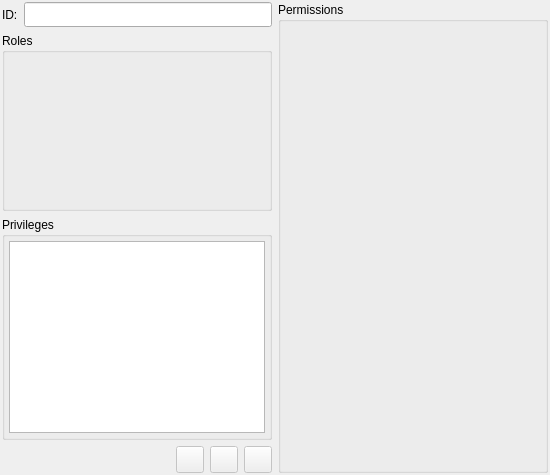
Above: libpgmodeler_ui/ui/permissaowidget.ui from pgmodeler/pgmodeler before the change. Below: the same form after it.
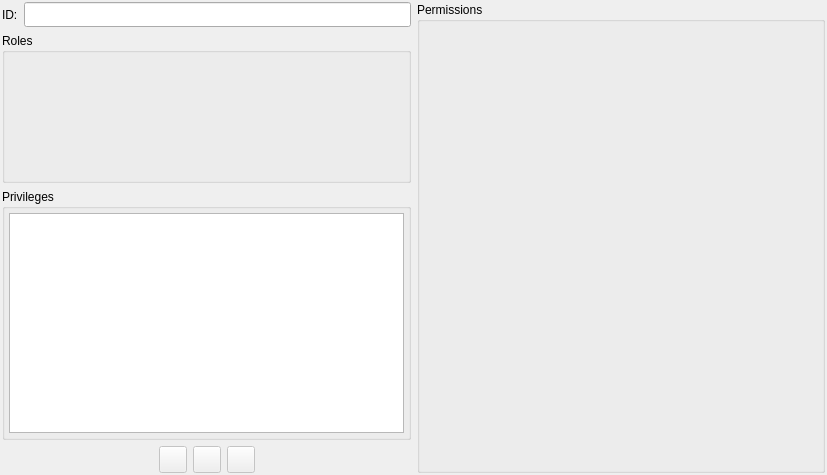
That is the form after the change. Icons and pictures are not drawn.

```diff
--- a/libpgmodeler_ui/ui/permissaowidget.ui
+++ b/libpgmodeler_ui/ui/permissaowidget.ui
@@ -6,7 +6,7 @@
    <rect>
     <x>0</x>
     <y>0</y>
-    <width>550</width>
+    <width>827</width>
     <height>475</height>
    </rect>
   </property>
@@ -32,10 +32,41 @@
    <property name="spacing">
     <number>6</number>
    </property>
-   <item row="0" column="0" colspan="4">
+   <item row="1" column="0">
+    <widget class="QGroupBox" name="papeis_gb">
+     <property name="sizePolicy">
+      <sizepolicy hsizetype="Expanding" vsizetype="Preferred">
+       <horstretch>0</horstretch>
+       <verstretch>0</verstretch>
+      </sizepolicy>
+     </property>
+     <property name="minimumSize">
+      <size>
+       <width>0</width>
+       <height>150</height>
+      </size>
+     </property>
+     <property name="maximumSize">
+      <size>
+       <width>16777215</width>
+       <height>16777215</height>
+      </size>
+     </property>
+     <property name="title">
+      <string>Roles</string>
+     </property>
+    </widget>
+   </item>
+   <item row="0" column="0">
     <layout class="QHBoxLayout" name="horizontalLayout">
      <item>
       <widget class="QLabel" name="nome_lbl">
+       <property name="sizePolicy">
+        <sizepolicy hsizetype="Fixed" vsizetype="Preferred">
+         <horstretch>0</horstretch>
+         <verstretch>0</verstretch>
+        </sizepolicy>
+       </property>
        <property name="maximumSize">
         <size>
          <width>16777215</width>
@@ -49,6 +80,12 @@
      </item>
      <item>
       <widget class="QLineEdit" name="id_perm_edt">
+       <property name="sizePolicy">
+        <sizepolicy hsizetype="Preferred" vsizetype="Fixed">
+         <horstretch>0</horstretch>
+         <verstretch>0</verstretch>
+        </sizepolicy>
+       </property>
        <property name="minimumSize">
         <size>
          <width>0</width>
@@ -67,7 +104,7 @@
      </item>
     </layout>
    </item>
-   <item row="0" column="4" rowspan="4">
+   <item row="0" column="1" rowspan="4">
     <widget class="QGroupBox" name="permissoes_gb">
      <property name="sizePolicy">
       <sizepolicy hsizetype="Expanding" vsizetype="Expanding">
@@ -92,35 +129,127 @@
      </property>
     </widget>
    </item>
-   <item row="1" column="0" colspan="4">
-    <widget class="QGroupBox" name="papeis_gb">
-     <property name="sizePolicy">
-      <sizepolicy hsizetype="Fixed" vsizetype="Preferred">
-       <horstretch>0</horstretch>
-       <verstretch>0</verstretch>
-      </sizepolicy>
-     </property>
-     <property name="minimumSize">
-      <size>
-       <width>220</width>
-       <height>150</height>
-      </size>
-     </property>
-     <property name="maximumSize">
-      <size>
-       <width>270</width>
-       <height>16777215</height>
-      </size>
-     </property>
-     <property name="title">
-      <string>Roles</string>
-     </property>
-    </widget>
+   <item row="3" column="0">
+    <layout class="QHBoxLayout" name="horizontalLayout_2">
+     <item>
+      <spacer name="horizontalSpacer_2">
+       <property name="orientation">
+        <enum>Qt::Horizontal</enum>
+       </property>
+       <property name="sizeHint" stdset="0">
+        <size>
+         <width>35</width>
+         <height>20</height>
+        </size>
+       </property>
+      </spacer>
+     </item>
+     <item>
+      <widget class="QToolButton" name="inserir_perm_tb">
+       <property name="enabled">
+        <bool>false</bool>
+       </property>
+       <property name="sizePolicy">
+        <sizepolicy hsizetype="Preferred" vsizetype="Preferred">
+         <horstretch>0</horstretch>
+         <verstretch>0</verstretch>
+        </sizepolicy>
+       </property>
+       <property name="toolTip">
+        <string>Add Permission</string>
+       </property>
+       <property name="text">
+        <string/>
+       </property>
+       <property name="icon">
+        <iconset resource="../res/resources.qrc">
+         <normaloff>:/icones/icones/adicionar.png</normaloff>:/icones/icones/adicionar.png</iconset>
+       </property>
+       <property name="iconSize">
+        <size>
+         <width>20</width>
+         <height>20</height>
+        </size>
+       </property>
+      </widget>
+     </item>
+     <item>
+      <widget class="QToolButton" name="atualizar_perm_tb">
+       <property name="enabled">
+        <bool>false</bool>
+       </property>
+       <property name="sizePolicy">
+        <sizepolicy hsizetype="Preferred" vsizetype="Preferred">
+         <horstretch>0</horstretch>
+         <verstretch>0</verstretch>
+        </sizepolicy>
+       </property>
+       <property name="toolTip">
+        <string>Update Permission</string>
+       </property>
+       <property name="text">
+        <string/>
+       </property>
+       <property name="icon">
+        <iconset resource="../res/resources.qrc">
+         <normaloff>:/icones/icones/atualizar.png</normaloff>:/icones/icones/atualizar.png</iconset>
+       </property>
+       <property name="iconSize">
+        <size>
+         <width>20</width>
+         <height>20</height>
+        </size>
+       </property>
+      </widget>
+     </item>
+     <item>
+      <widget class="QToolButton" name="cancelar_tb">
+       <property name="enabled">
+        <bool>false</bool>
+       </property>
+       <property name="sizePolicy">
+        <sizepolicy hsizetype="Preferred" vsizetype="Preferred">
+         <horstretch>0</horstretch>
+         <verstretch>0</verstretch>
+        </sizepolicy>
+       </property>
+       <property name="toolTip">
+        <string>Cancel Operation</string>
+       </property>
+       <property name="text">
+        <string/>
+       </property>
+       <property name="icon">
+        <iconset resource="../res/resources.qrc">
+         <normaloff>:/icones/icones/fechar1.png</normaloff>:/icones/icones/fechar1.png</iconset>
+       </property>
+       <property name="iconSize">
+        <size>
+         <width>20</width>
+         <height>20</height>
+        </size>
+       </property>
+      </widget>
+     </item>
+     <item>
+      <spacer name="horizontalSpacer">
+       <property name="orientation">
+        <enum>Qt::Horizontal</enum>
+       </property>
+       <property name="sizeHint" stdset="0">
+        <size>
+         <width>35</width>
+         <height>20</height>
+        </size>
+       </property>
+      </spacer>
+     </item>
+    </layout>
    </item>
-   <item row="2" column="0" colspan="4">
+   <item row="2" column="0">
     <widget class="QGroupBox" name="privilegios_gb">
      <property name="sizePolicy">
-      <sizepolicy hsizetype="Fixed" vsizetype="Fixed">
+      <sizepolicy hsizetype="Preferred" vsizetype="Preferred">
        <horstretch>0</horstretch>
        <verstretch>0</verstretch>
       </sizepolicy>
@@ -128,13 +257,13 @@
      <property name="minimumSize">
       <size>
        <width>0</width>
-       <height>0</height>
+       <height>150</height>
       </size>
      </property>
      <property name="maximumSize">
       <size>
-       <width>270</width>
-       <height>99999</height>
+       <width>16777215</width>
+       <height>16777215</height>
       </size>
      </property>
      <property name="title">
@@ -179,75 +308,6 @@
      </layout>
     </widget>
    </item>
-   <item row="3" column="3">
-    <widget class="QToolButton" name="cancelar_tb">
-     <property name="enabled">
-      <bool>false</bool>
-     </property>
-     <property name="toolTip">
-      <string>Cancel Operation</string>
-     </property>
-     <property name="text">
-      <string/>
-     </property>
-     <property name="icon">
-      <iconset resource="../res/resources.qrc">
-       <normaloff>:/icones/icones/fechar1.png</normaloff>:/icones/icones/fechar1.png</iconset>
-     </property>
-     <property name="iconSize">
-      <size>
-       <width>20</width>
-       <height>20</height>
-      </size>
-     </property>
-    </widget>
-   </item>
-   <item row="3" column="2">
-    <widget class="QToolButton" name="atualizar_perm_tb">
-     <property name="enabled">
-      <bool>false</bool>
-     </property>
-     <property name="toolTip">
-      <string>Update Permission</string>
-     </property>
-     <property name="text">
-      <string/>
-     </property>
-     <property name="icon">
-      <iconset resource="../res/resources.qrc">
-       <normaloff>:/icones/icones/atualizar.png</normaloff>:/icones/icones/atualizar.png</iconset>
-     </property>
-     <property name="iconSize">
-      <size>
-       <width>20</width>
-       <height>20</height>
-      </size>
-     </property>
-    </widget>
-   </item>
-   <item row="3" column="1">
-    <widget class="QToolButton" name="inserir_perm_tb">
-     <property name="enabled">
-      <bool>false</bool>
-     </property>
-     <property name="toolTip">
-      <string>Add Permission</string>
-     </property>
-     <property name="text">
-      <string/>
-     </property>
-     <property name="icon">
-      <iconset resource="../res/resources.qrc">
-       <normaloff>:/icones/icones/adicionar.png</normaloff>:/icones/icones/adicionar.png</iconset>
-     </property>
-     <property name="iconSize">
-      <size>
-       <width>20</width>
-       <height>20</height>
-      </size>
-     </property>
-    </widget>
-   </item>
   </layout>
  </widget>
  <resources>
```
